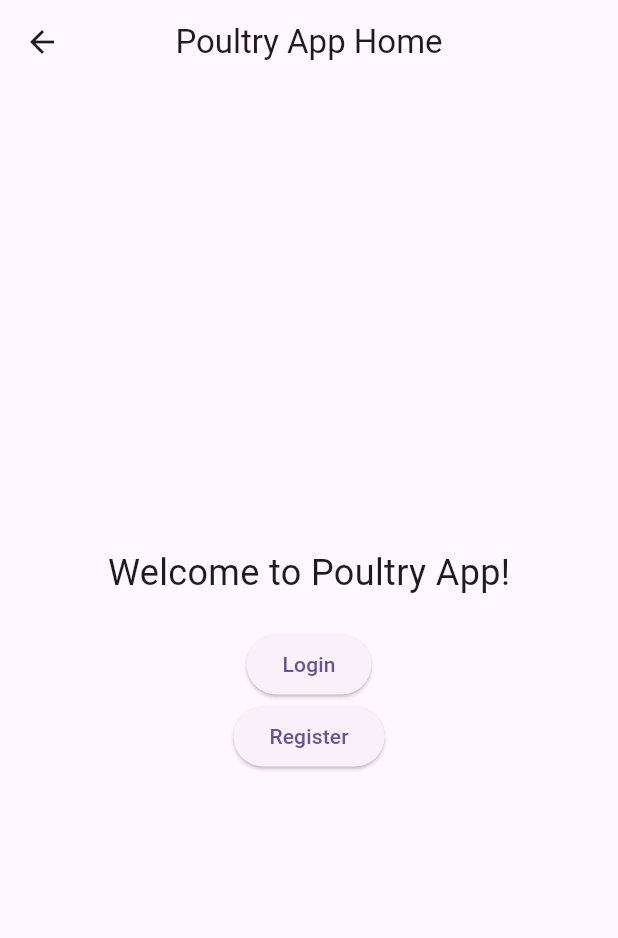
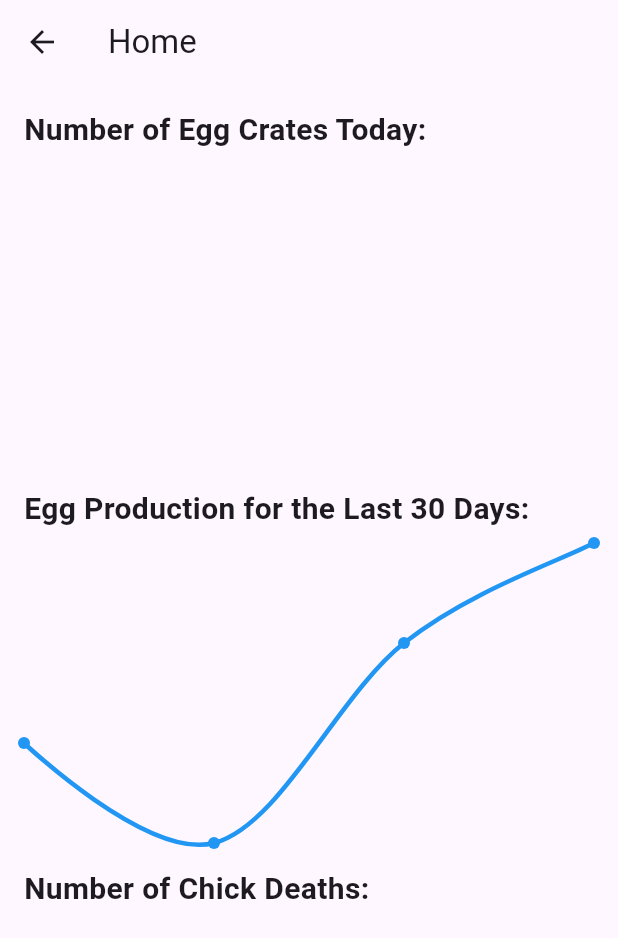
Before and after one commit to AmritDuwal1/vrit, a Flutter app: the HomeScreen screen opened directly, on a phone screen of 412 x 824 dp. Shown: the top 938 px of the screen. Run offline on Flutter 3.47's test engine with Material 3 defaults, Android fonts, the phone set to English and light mode, and no system bars; drawn by our look-alikes of fl_chart; our stand-ins replace firebase_messaging, flutter_image_compress, flutter_local_notifications, google_sign_in, location, shared_preferences and 1 more; accounts and stored records are empty.

Commit message:
graph does work

```diff
--- a/lib/modules/home/home_screen.dart
+++ b/lib/modules/home/home_screen.dart
@@ -1,35 +1,72 @@
+
 import 'package:flutter/material.dart';
+import 'package:fl_chart/fl_chart.dart';
 
 class HomeScreen extends StatelessWidget {
   @override
   Widget build(BuildContext context) {
     return Scaffold(
       appBar: AppBar(
-        title: Text('Poultry App Home'),
-        centerTitle: true,
+        title: Text('Home'),
       ),
-      body: Center(
+      body: Padding(
+        padding: const EdgeInsets.all(16.0),
         child: Column(
-          mainAxisAlignment: MainAxisAlignment.center,
+          crossAxisAlignment: CrossAxisAlignment.stretch,
           children: [
             Text(
-              'Welcome to Poultry App!',
-              style: TextStyle(fontSize: 24),
+              'Number of Egg Crates Today:',
+              style: TextStyle(fontSize: 20, fontWeight: FontWeight.bold),
             ),
-            SizedBox(height: 20),
-            ElevatedButton(
-              onPressed: () {
-                // Navigate to the login screen
-                Navigator.pushNamed(context, '/login');
-              },
-              child: Text('Login'),
+            SizedBox(height: 8),
+            Container(
+              height: 200,
+              // Implement your graph widget here to display the number of egg crates for today
             ),
-            ElevatedButton(
-              onPressed: () {
-                // Navigate to the registration screen
-                Navigator.pushNamed(context, '/register');
-              },
-              child: Text('Register'),
+            SizedBox(height: 16),
+            Text(
+              'Egg Production for the Last 30 Days:',
+              style: TextStyle(fontSize: 20, fontWeight: FontWeight.bold),
+            ),
+            SizedBox(height: 8),
+            Container(
+              height: 200,
+              // Implement your graph widget here to display egg production for the last 30 days
+              child: LineChart(
+                // Sample data for the line chart (replace with actual data)
+                LineChartData(
+                  titlesData: FlTitlesData(show: false),
+                  borderData: FlBorderData(show: false),
+                  gridData: FlGridData(show: false),
+                  lineBarsData: [
+                    LineChartBarData(
+                      spots: [
+                        FlSpot(0, 3),
+                        FlSpot(1, 2),
+                        FlSpot(2, 4),
+                        FlSpot(3, 5),
+
+                        // Add more data spots for the last 30 days
+                      ],
+                      isCurved: true,
+                      colors: [Colors.blue],
+                      barWidth: 3,
+                      isStrokeCapRound: true,
+                      belowBarData: BarAreaData(show: false),
+                    ),
+                  ],
+                ),
+              ),
+            ),
+            SizedBox(height: 16),
+            Text(
+              'Number of Chick Deaths:',
+              style: TextStyle(fontSize: 20, fontWeight: FontWeight.bold),
+            ),
+            SizedBox(height: 8),
+            Container(
+              height: 200,
+              // Implement your graph widget here to display the number of chick deaths
             ),
           ],
         ),
--- a/pubspec.yaml
+++ b/pubspec.yaml
@@ -51,7 +51,7 @@ dependencies:
   firebase_messaging: ^14.7.20
   firebase_core: ^2.27.1
   flutter_local_notifications: 17.0.0
-
+  fl_chart: ^0.35.0
   # The following adds the Cupertino Icons font to your application.
   # Use with the CupertinoIcons class for iOS style icons.
   cupertino_icons: ^1.0.6
```
Also changed, not shown: pubspec.lock.
